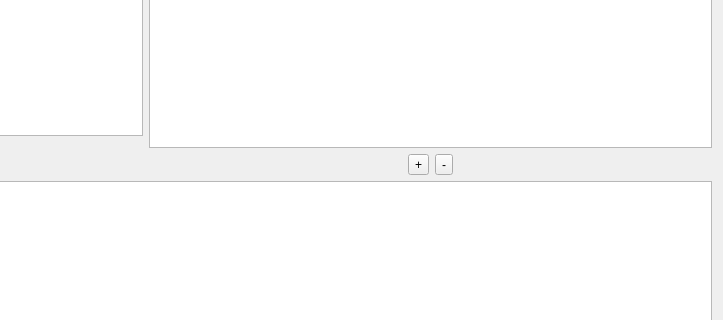
Above: mainwindow.ui from Shiroy/utprofiler before the change; both pictures show x 431 to 1154 and y 199 to 519 of the 1154 by 648 pixel window. Below: the same form after it.
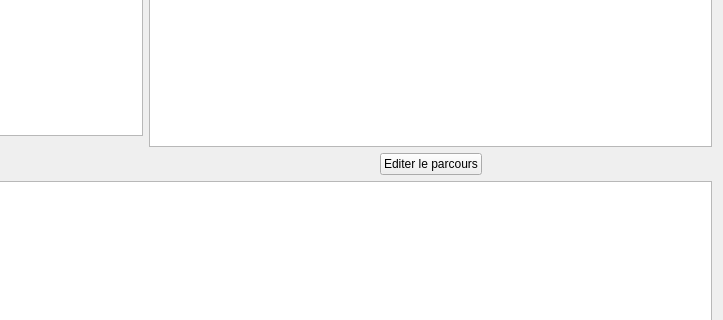
That is the form after the change.

Commit message: Charge les TSH

```diff
--- a/mainwindow.ui
+++ b/mainwindow.ui
@@ -385,16 +385,9 @@
            </spacer>
           </item>
           <item>
-           <widget class="QToolButton" name="toolButton">
+           <widget class="QPushButton" name="pushButton_2">
             <property name="text">
-             <string>+</string>
-            </property>
-           </widget>
-          </item>
-          <item>
-           <widget class="QToolButton" name="toolButton_2">
-            <property name="text">
-             <string>-</string>
+             <string>Editer le parcours</string>
             </property>
            </widget>
           </item>
```
The commit also changes 1 other file.
